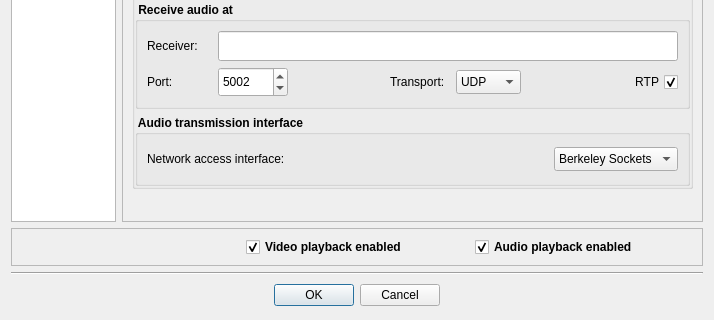
Above: Homer/forms/Dialogs/OpenVideoAudioPreviewDialog.ui from Homer-Conferencing/Homer-Conferencing before the change; both pictures show x 0 to 714 and y 437 to 757 of the 714 by 757 pixel window. Below: the same form after it.
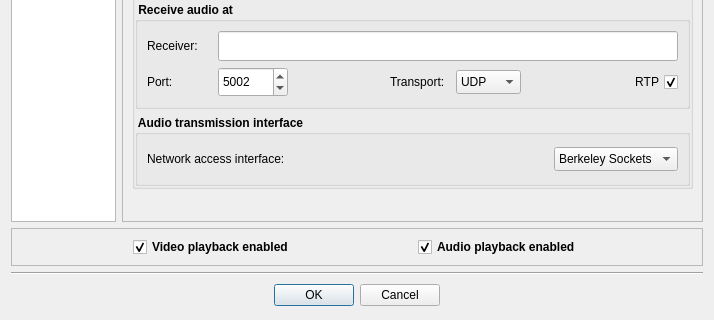
That is the form after the change. Icons and pictures are not drawn.

```diff
--- a/Homer/forms/Dialogs/OpenVideoAudioPreviewDialog.ui
+++ b/Homer/forms/Dialogs/OpenVideoAudioPreviewDialog.ui
@@ -1527,22 +1527,6 @@
       </property>
       <item>
        <layout class="QHBoxLayout" name="horizontalLayout_5">
-        <item>
-         <spacer name="horizontalSpacer_8">
-          <property name="orientation">
-           <enum>Qt::Horizontal</enum>
-          </property>
-          <property name="sizeType">
-           <enum>QSizePolicy::Fixed</enum>
-          </property>
-          <property name="sizeHint" stdset="0">
-           <size>
-            <width>170</width>
-            <height>20</height>
-           </size>
-          </property>
-         </spacer>
-        </item>
         <item>
          <spacer name="horizontalSpacer_2">
           <property name="orientation">
@@ -1599,6 +1583,9 @@
           <property name="orientation">
            <enum>Qt::Horizontal</enum>
           </property>
+          <property name="sizeType">
+           <enum>QSizePolicy::MinimumExpanding</enum>
+          </property>
           <property name="sizeHint" stdset="0">
            <size>
             <width>40</width>
```
